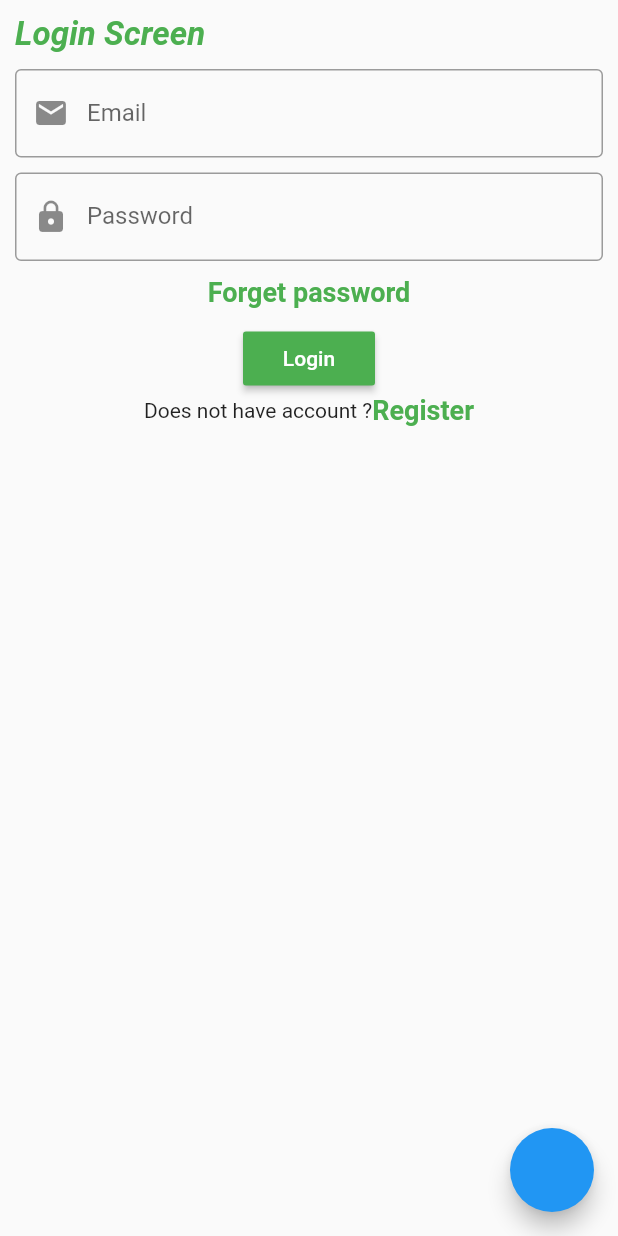
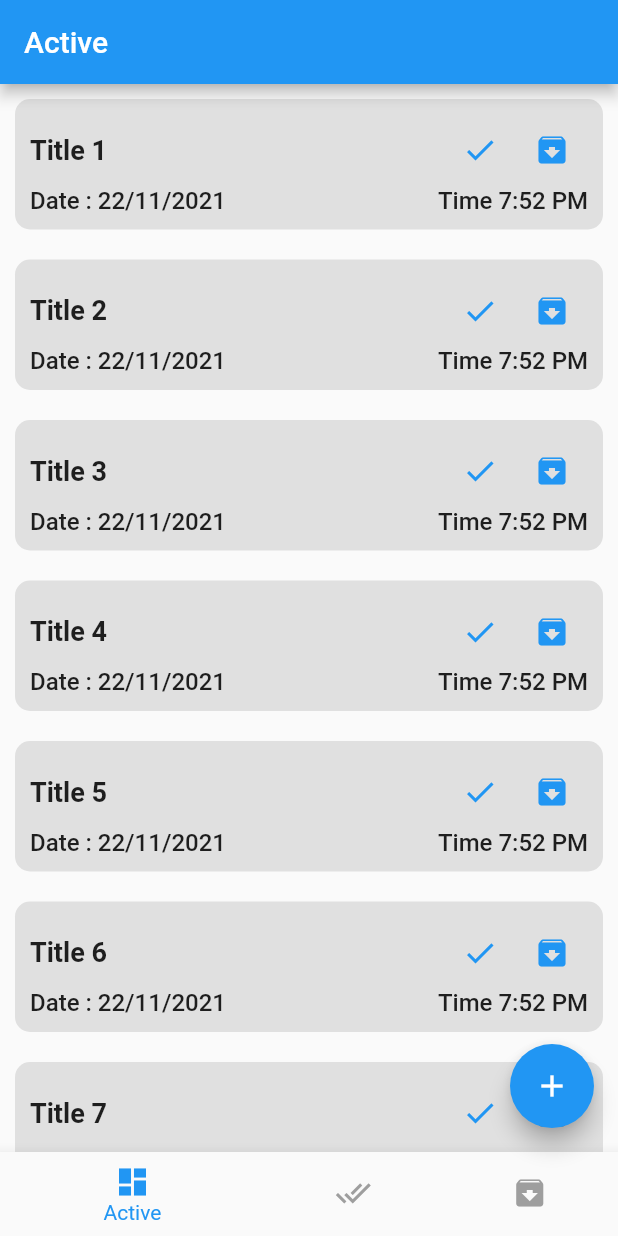
Before and after one commit to amir58/flutter_app_monday, a Flutter app: the screen it shows after launch, on a phone screen of 412 x 824 dp. Run offline on Flutter 3.47's test engine with Material 2 defaults, Android fonts, the phone set to English and light mode, and no system bars.

Commit message:
Session 16 design tasks database

```diff
--- /dev/null
+++ b/lib/active_tasks_screen.dart
@@ -0,0 +1,17 @@
+import 'dart:ui';
+
+import 'package:flutter/material.dart';
+import 'package:flutter_app_monday/components.dart';
+
+class ActiveTasksScreen extends StatefulWidget {
+  @override
+  _ActiveTasksScreenState createState() => _ActiveTasksScreenState();
+}
+
+class _ActiveTasksScreenState extends State<ActiveTasksScreen> {
+  @override
+  Widget build(BuildContext context) {
+    return tasksListView();
+  }
+
+}
--- a/lib/listview_buuilder.dart
+++ b/lib/basics/listview_buuilder.dart
@@ -1,5 +1,5 @@
 import 'package:flutter/material.dart';
-import 'package:flutter_app_monday/user.dart';
+import 'package:flutter_app_monday/basics/user.dart';
 
 class MySimpleListView extends StatefulWidget {
   MySimpleListView({Key key}) : super(key: key);
--- a/lib/login_screen.dart
+++ b/lib/basics/login_screen.dart
@@ -1,6 +1,6 @@
 import 'package:flutter/material.dart';
-import 'package:flutter_app_monday/forget_password_screen.dart';
-import 'package:flutter_app_monday/register_screen.dart';
+import 'package:flutter_app_monday/basics/forget_password_screen.dart';
+import 'package:flutter_app_monday/basics/register_screen.dart';
 
 class LoginScreen extends StatelessWidget {
   @override
--- a/lib/messenager_screen.dart
+++ b/lib/basics/messenager_screen.dart
@@ -1,5 +1,5 @@
 import 'package:flutter/material.dart';
-import 'package:flutter_app_monday/user.dart';
+import 'package:flutter_app_monday/basics/user.dart';
 
 class MessengerScreen extends StatelessWidget {
   MessengerScreen({Key key}) : super(key: key);
--- a/lib/register_screen.dart
+++ b/lib/basics/register_screen.dart
@@ -1,5 +1,5 @@
 import 'package:flutter/material.dart';
-import 'components.dart';
+import '../components.dart';
 
 class RegisterScreen extends StatefulWidget {
   @override
--- a/lib/second_screen.dart
+++ b/lib/basics/second_screen.dart
@@ -1,5 +1,5 @@
 import 'package:flutter/material.dart';
-import 'package:flutter_app_monday/messenager_screen.dart';
+import 'package:flutter_app_monday/basics/messenager_screen.dart';
 
 class SecondScreen extends StatefulWidget {
   @override
@@ -251,8 +251,8 @@ class _SecondScreenState extends State<SecondScreen> {
               color: Colors.red,
               child: MaterialButton(
                 onPressed: () {
-                  // showCustomDialog();
-                  Navigator.of(context).pushReplacement(MaterialPageRoute(builder: (context) => MessengerScreen(),));
+                  showCustomDialog();
+                  // Navigator.of(context).pushReplacement(MaterialPageRoute(builder: (context) => MessengerScreen(),));
                 },
                 child: Text(
                   "Calculate",
--- a/lib/components.dart
+++ b/lib/components.dart
@@ -21,3 +21,59 @@ Widget myTextFormField({
         suffixIcon: suffixIcon),
   );
 }
+
+
+Widget tasksListView(){
+  return ListView.builder(
+    itemCount: 10,
+    itemBuilder: (context, index) => Container(
+      margin: EdgeInsets.all(10),
+      padding: EdgeInsets.all(10),
+      decoration: BoxDecoration(
+        color: Colors.grey[300],
+        borderRadius: BorderRadius.circular(10),
+      ),
+      child: Column(
+        children: [
+          Row(
+            children: [
+              Expanded(
+                child: Text(
+                  "Title ${++index}",
+                  style: TextStyle(fontWeight: FontWeight.bold, fontSize: 18),
+                ),
+              ),
+              IconButton(
+                  onPressed: () {},
+                  icon: Icon(
+                    Icons.done,
+                    color: Colors.blue,
+                  )),
+              IconButton(
+                  onPressed: () {},
+                  icon: Icon(
+                    Icons.archive,
+                    color: Colors.blue,
+                  )),
+            ],
+          ),
+          Row(
+            children: [
+              Text(
+                "Date : 22/11/2021",
+                style: TextStyle(fontWeight: FontWeight.w500, fontSize: 16),
+              ),
+              Spacer(),
+              Text(
+                "Time 7:52 PM",
+                style: TextStyle(fontWeight: FontWeight.w500, fontSize: 16),
+              ),
+
+            ],
+          ),
+
+        ],
+      ),
+    ),
+  );
+}
--- /dev/null
+++ b/lib/home.dart
@@ -0,0 +1,106 @@
+import 'package:flutter/material.dart';
+import 'package:flutter_app_monday/components.dart';
+import 'package:flutter_app_monday/done_tasks_screen.dart';
+
+import 'active_tasks_screen.dart';
+import 'basics/archive_tasks_screen.dart';
+
+class HomeScreen extends StatefulWidget {
+  @override
+  _HomeScreenState createState() => _HomeScreenState();
+}
+
+class _HomeScreenState extends State<HomeScreen> {
+  int bottomNavigationIndex = 0;
+
+  var scaffoldKey = GlobalKey<ScaffoldState>();
+  List<String> titles = ["Active", "Done", "Archive"];
+  List<Widget> screens = [
+    ActiveTasksScreen(),
+    DoneTasksScreen(),
+    ArchiveTasksScreen(),
+  ];
+
+  @override
+  Widget build(BuildContext context) {
+    return Scaffold(
+      key: scaffoldKey,
+      appBar: AppBar(
+        title: Text(titles[bottomNavigationIndex]),
+      ),
+      floatingActionButton: Visibility(
+        visible: (bottomNavigationIndex == 0),
+        child: FloatingActionButton(
+          onPressed: () {
+            // showSimpleBottomSheet();
+
+            scaffoldKey.currentState.showBottomSheet((context) =>
+                buildBottomSheetItem());
+            },
+          child: Icon(Icons.add),
+        ),
+      ),
+      bottomNavigationBar: BottomNavigationBar(
+          type: BottomNavigationBarType.shifting,
+          selectedItemColor: Colors.blue,
+          unselectedItemColor: Colors.grey,
+          onTap: (value) {
+            print(value);
+            bottomNavigationIndex = value;
+            setState(() {});
+          },
+          currentIndex: bottomNavigationIndex,
+          items: [
+            BottomNavigationBarItem(
+                icon: Icon(Icons.dashboard), label: "Active"),
+            BottomNavigationBarItem(icon: Icon(Icons.done_all), label: "Done"),
+            BottomNavigationBarItem(
+                icon: Icon(Icons.archive), label: "Archive"),
+          ]),
+      body: screens[bottomNavigationIndex],
+    );
+  }
+
+  showSimpleBottomSheet() {
+    showModalBottomSheet<void>(
+      context: context,
+      builder: (BuildContext context) {
+        return Container(
+          height: 200,
+          color: Colors.amber,
+          child: Center(
+            child: Column(
+              mainAxisAlignment: MainAxisAlignment.center,
+              mainAxisSize: MainAxisSize.min,
+              children: <Widget>[
+                const Text('Modal BottomSheet'),
+                ElevatedButton(
+                  child: const Text('Close BottomSheet'),
+                  onPressed: () => Navigator.pop(context),
+                )
+              ],
+            ),
+          ),
+        );
+      },
+    );
+  }
+
+  var titleController = TextEditingController();
+
+  buildBottomSheetItem() {
+    return Container(
+      padding: EdgeInsets.all(10),
+      width: double.infinity,
+      child: Column(
+        mainAxisSize: MainAxisSize.min,
+        children: [
+        myTextFormField(controller: titleController, validator: (value) => null, label: "Title", prefixIcon: Icons.title),
+        SizedBox(height: 10,),
+        myTextFormField(controller: titleController, validator: (value) => null, label: "Date", prefixIcon: Icons.date_range),
+        SizedBox(height: 10,),
+        myTextFormField(controller: titleController, validator: (value) => null, label: "Time", prefixIcon: Icons.timer_outlined),
+      ],),
+    );
+  }
+}
--- a/lib/main.dart
+++ b/lib/main.dart
@@ -1,11 +1,10 @@
 import 'package:flutter/material.dart';
-import 'package:flutter_app_monday/counter_screen.dart';
-import 'package:flutter_app_monday/listview_buuilder.dart';
-import 'package:flutter_app_monday/login_screen.dart';
-import 'package:flutter_app_monday/messenager_screen.dart';
-import 'package:flutter_app_monday/persons_screen.dart';
-import 'package:flutter_app_monday/second_screen.dart';
-import 'package:flutter_app_monday/stack_screen.dart';
+import 'package:flutter_app_monday/basics/counter_screen.dart';
+import 'package:flutter_app_monday/basics/login_screen.dart';
+import 'package:flutter_app_monday/basics/messenager_screen.dart';
+import 'package:flutter_app_monday/basics/second_screen.dart';
+import 'package:flutter_app_monday/basics/stack_screen.dart';
+import 'package:flutter_app_monday/home.dart';
 
 void main() {
   runApp(MyApp());
@@ -19,7 +18,7 @@ class MyApp extends StatelessWidget {
       theme: ThemeData(
         primarySwatch : Colors.blue
       ),
-      home: LoginScreen(),
+      home: HomeScreen(),
     );
   }
 
```
Also changed, not shown: lib/basics/archive_tasks_screen.dart (added, +14 -0 lines), lib/done_tasks_screen.dart (added, +14 -0 lines), lib/basics/counter_screen.dart (renamed from lib/counter_screen.dart), lib/basics/forget_password_screen.dart (renamed from lib/forget_password_screen.dart), lib/basics/persons_screen.dart (renamed from lib/persons_screen.dart), lib/basics/single_selector.dart (renamed from lib/single_selector.dart), lib/basics/stack_screen.dart (renamed from lib/stack_screen.dart), lib/basics/user.dart (renamed from lib/user.dart), pubspec.lock.
